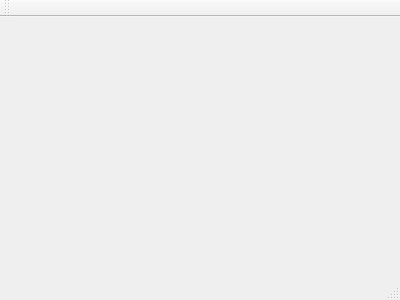
JiaweiLing/CGLab, file mainwindow.ui: the form before one commit.
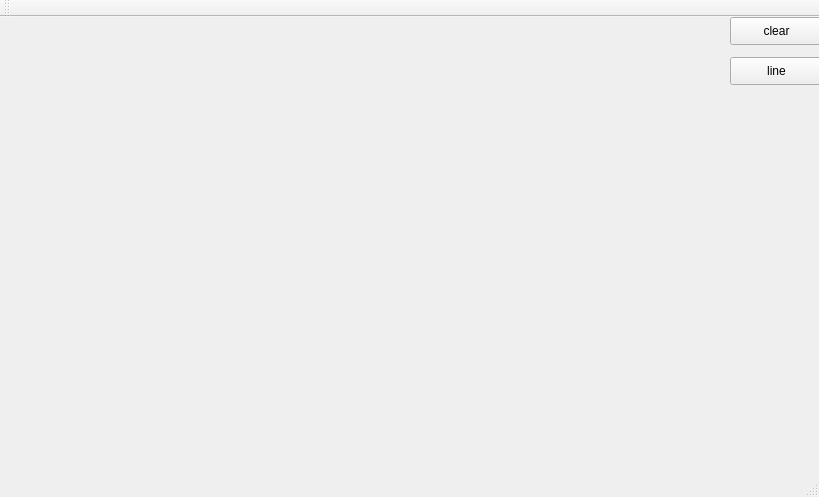
The form after the commit.

Commit message: can draw lines

```diff
--- a/mainwindow.ui
+++ b/mainwindow.ui
@@ -1,24 +1,66 @@
 <ui version="4.0">
  <class>MainWindow</class>
- <widget class="QMainWindow" name="MainWindow" >
-  <property name="geometry" >
+ <widget class="QMainWindow" name="MainWindow">
+  <property name="geometry">
    <rect>
     <x>0</x>
     <y>0</y>
-    <width>400</width>
-    <height>300</height>
+    <width>819</width>
+    <height>497</height>
    </rect>
   </property>
   <property name="windowTitle" >
    <string>MainWindow</string>
   </property>
-  <widget class="QMenuBar" name="menuBar" />
-  <widget class="QToolBar" name="mainToolBar" />
-  <widget class="QWidget" name="centralWidget" />
-  <widget class="QStatusBar" name="statusBar" />
+  <widget class="QWidget" name="centralWidget">
+   <widget class="QPushButton" name="pushButton">
+    <property name="geometry">
+     <rect>
+      <x>730</x>
+      <y>0</y>
+      <width>93</width>
+      <height>28</height>
+     </rect>
+    </property>
+    <property name="text">
+     <string>clear</string>
+    </property>
+   </widget>
+   <widget class="QPushButton" name="pushButton_2">
+    <property name="geometry">
+     <rect>
+      <x>730</x>
+      <y>40</y>
+      <width>93</width>
+      <height>28</height>
+     </rect>
+    </property>
+    <property name="text">
+     <string>line</string>
+    </property>
+   </widget>
+  </widget>
+  <widget class="QMenuBar" name="menuBar">
+   <property name="geometry">
+    <rect>
+     <x>0</x>
+     <y>0</y>
+     <width>819</width>
+     <height>26</height>
+    </rect>
+   </property>
+  </widget>
+  <widget class="QToolBar" name="mainToolBar">
+   <attribute name="toolBarArea">
+    <enum>TopToolBarArea</enum>
+   </attribute>
+   <attribute name="toolBarBreak">
+    <bool>false</bool>
+   </attribute>
+  </widget>
+  <widget class="QStatusBar" name="statusBar"/>
  </widget>
- <layoutDefault spacing="6" margin="11" />
- <pixmapfunction></pixmapfunction>
+ <layoutdefault spacing="6" margin="11"/>
  <resources/>
  <connections/>
 </ui>
```
Left out of the diff: 3 changed lines with no effect on the pictures. The commit also changes 12 other files.
